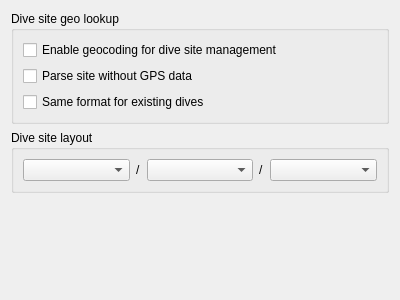
Before: the Qt Designer form desktop-widgets/preferences/prefs_georeference.ui in subsurface/subsurface, drawn with Qt 5.
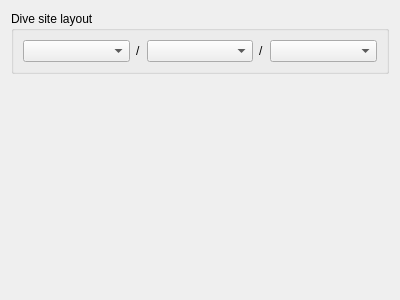
After: the same form once the commit is applied.

Commit message:
Remove three obsolete preferences options for geocoding
These options are not used any longer/were never used and can be
removed to not confuse the users.

```diff
--- a/desktop-widgets/preferences/prefs_georeference.ui
+++ b/desktop-widgets/preferences/prefs_georeference.ui
@@ -14,36 +14,6 @@
    <string>Form</string>
   </property>
   <layout class="QVBoxLayout" name="verticalLayout">
-   <item>
-    <widget class="QGroupBox" name="groupBox_Geocoding">
-     <property name="title">
-      <string>Dive site geo lookup</string>
-     </property>
-     <layout class="QVBoxLayout" name="verticalLayout_8">
-      <item>
-       <widget class="QCheckBox" name="enable_geocoding">
-        <property name="text">
-         <string>Enable geocoding for dive site management</string>
-        </property>
-       </widget>
-      </item>
-      <item>
-       <widget class="QCheckBox" name="parse_without_gps">
-        <property name="text">
-         <string>Parse site without GPS data</string>
-        </property>
-       </widget>
-      </item>
-      <item>
-       <widget class="QCheckBox" name="tag_existing_dives">
-        <property name="text">
-         <string>Same format for existing dives</string>
-        </property>
-       </widget>
-      </item>
-     </layout>
-    </widget>
-   </item>
    <item>
     <widget class="QGroupBox" name="groupBox_12">
      <property name="title">
```
The commit also changes 6 other files.
